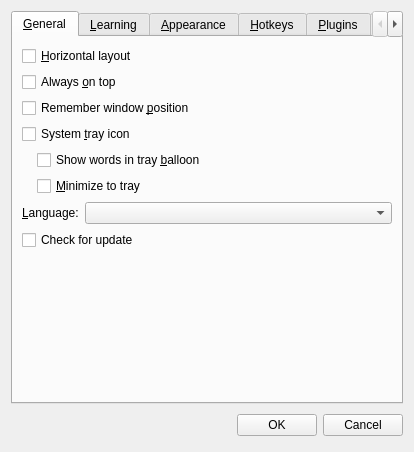
The window that source/settingsdialog.ui (martin-kudlicka/vocabulary-master) describes before a commit, drawn with Qt 5.
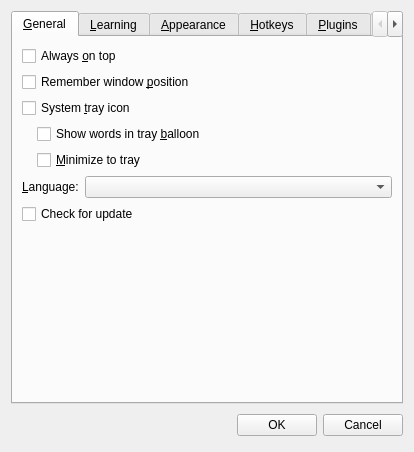
The same window after the commit. Custom widgets are drawn as their Qt base class.

Commit message: * horizontal layout option moved to appearance tab

What changed in the file:
```diff
--- a/source/settingsdialog.ui
+++ b/source/settingsdialog.ui
@@ -24,13 +24,6 @@
        <string>&amp;General</string>
       </attribute>
       <layout class="QVBoxLayout" name="verticalLayout_3">
-       <item>
-        <widget class="QCheckBox" name="horizontalLayout">
-         <property name="text">
-          <string>&amp;Horizontal layout</string>
-         </property>
-        </widget>
-       </item>
        <item>
         <widget class="QCheckBox" name="alwaysOnTop">
          <property name="text">
@@ -298,6 +291,13 @@
           <string>Main window</string>
          </property>
          <layout class="QVBoxLayout" name="verticalLayout_13">
+          <item>
+           <widget class="QCheckBox" name="horizontalLayout">
+            <property name="text">
+             <string>&amp;Horizontal layout</string>
+            </property>
+           </widget>
+          </item>
           <item>
            <widget class="QCheckBox" name="mainWindowToolBar">
             <property name="text">
```
Left out of the diff: 1 changed line with no effect on the pictures. The commit also changes 1 other file.
